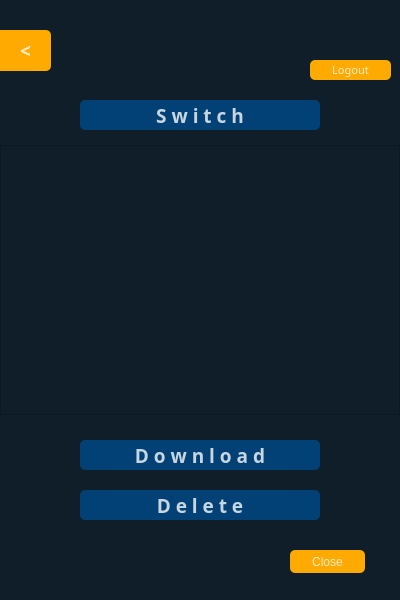
The window that ui/memberdb.ui (cach007/face_findeer) describes before a commit, drawn with Qt 5.
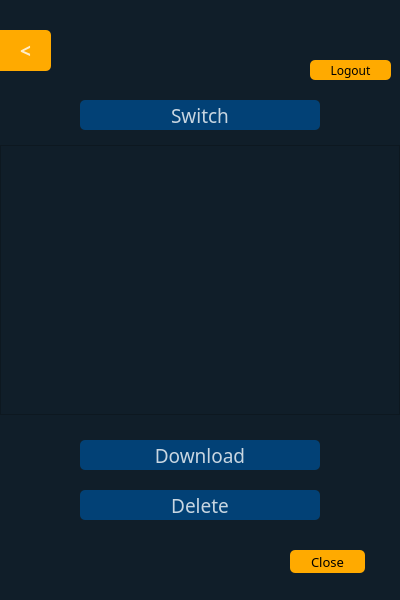
The same window after the commit. Icons and pictures are not drawn.

```diff
--- a/ui/memberdb.ui
+++ b/ui/memberdb.ui
@@ -42,10 +42,10 @@
     </property>
     <property name="font">
      <font>
-      <family>Agency FB</family>
+      <family>Arial Rounded MT Bold</family>
       <pointsize>14</pointsize>
-      <weight>75</weight>
-      <bold>true</bold>
+      <weight>50</weight>
+      <bold>false</bold>
      </font>
     </property>
     <property name="styleSheet">
@@ -66,7 +66,7 @@
 </string>
     </property>
     <property name="text">
-     <string>D o w n l o a d</string>
+     <string>Download</string>
     </property>
     <property name="icon">
      <iconset resource="../img/img.qrc">
@@ -91,7 +91,7 @@
     <property name="font">
      <font>
       <family>Arial Rounded MT Bold</family>
-      <pointsize>8</pointsize>
+      <pointsize>9</pointsize>
       <weight>50</weight>
       <bold>false</bold>
      </font>
@@ -99,7 +99,7 @@
     <property name="styleSheet">
      <string notr="true">QPushButton#pushButton_2{
 background-color:rgb(255, 170, 0);
-color:rgba(255, 255, 255, 200);
+	color: rgb(0, 0, 0);
 border-radius:5px;
 }
 QPushButton#pushButton_2:pressed{
@@ -125,10 +125,16 @@
       <height>23</height>
      </rect>
     </property>
+    <property name="font">
+     <font>
+      <family>Arial Rounded MT Bold</family>
+      <pointsize>10</pointsize>
+     </font>
+    </property>
     <property name="styleSheet">
      <string notr="true">QPushButton#pushButton_3{
 background-color:rgb(255, 170, 0);
-color:rgba(255, 255, 255, 200);
+	color: rgb(0, 0, 0);
 border-radius:5px;
 }
 QPushButton#pushButton_3:pressed{
@@ -186,10 +192,10 @@
     </property>
     <property name="font">
      <font>
-      <family>Agency FB</family>
+      <family>Arial Rounded MT Bold</family>
       <pointsize>14</pointsize>
-      <weight>75</weight>
-      <bold>true</bold>
+      <weight>50</weight>
+      <bold>false</bold>
      </font>
     </property>
     <property name="styleSheet">
@@ -210,7 +216,7 @@
 </string>
     </property>
     <property name="text">
-     <string>D e l e t e</string>
+     <string>Delete</string>
     </property>
     <property name="icon">
      <iconset resource="../img/img.qrc">
@@ -234,10 +240,10 @@
     </property>
     <property name="font">
      <font>
-      <family>Agency FB</family>
+      <family>Arial Rounded MT Bold</family>
       <pointsize>14</pointsize>
-      <weight>75</weight>
-      <bold>true</bold>
+      <weight>50</weight>
+      <bold>false</bold>
      </font>
     </property>
     <property name="styleSheet">
@@ -258,7 +264,7 @@
 </string>
     </property>
     <property name="text">
-     <string>S w i t c h</string>
+     <string>Switch</string>
     </property>
     <property name="icon">
      <iconset resource="../img/img.qrc">
```
